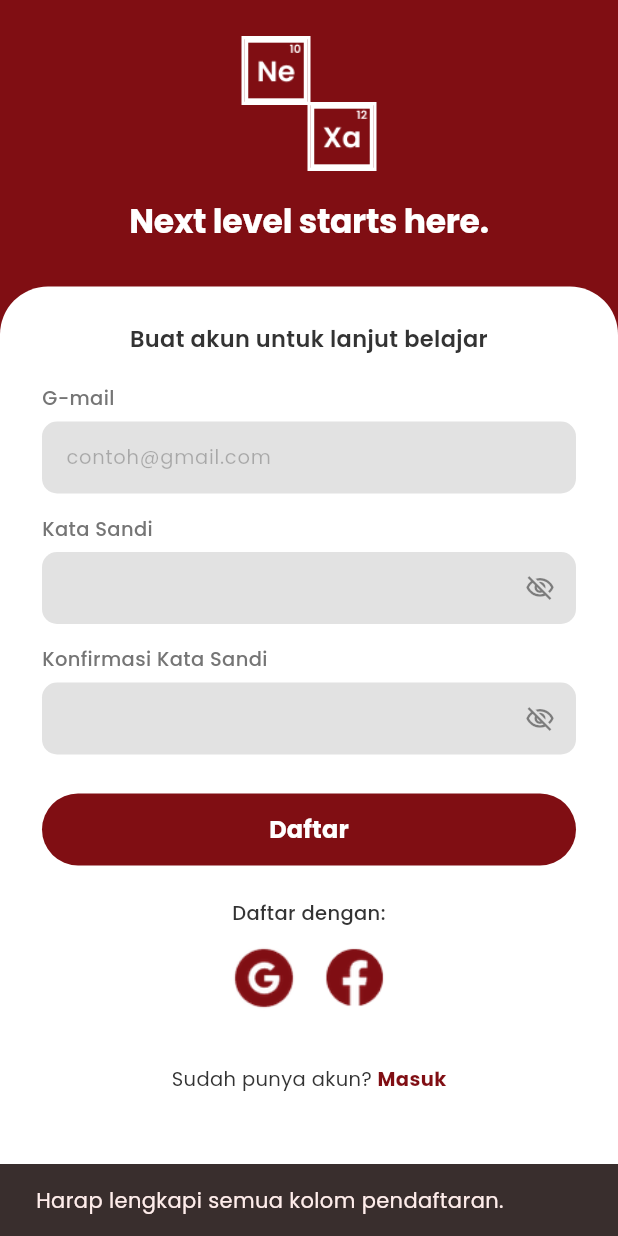
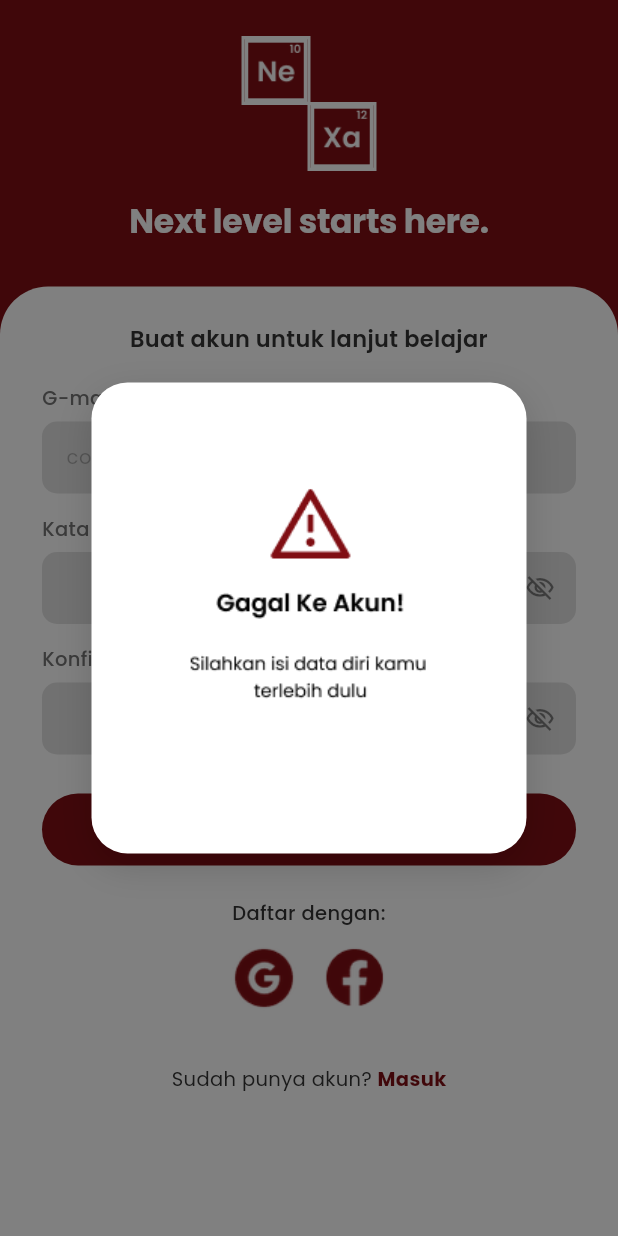
Before and after one commit to Antoniusmnk/marketplace_kelas, a Flutter app: the screen it shows after launch, after a tap on "Daftar", on a phone screen of 412 x 824 dp. Run offline on Flutter 3.47's test engine with Material 3 defaults, Android fonts, the phone set to English and light mode, and no system bars.

Commit message:
Fitur: Pop-up login Google & Facebook dan dialog validasi data diri

```diff
--- a/lib/screens/auth/register_screen.dart
+++ b/lib/screens/auth/register_screen.dart
@@ -1,5 +1,6 @@
 import 'package:flutter/material.dart';
 import 'package:flutter/services.dart';
+import '../../widgets/auth_dialogs.dart';
 import '../../widgets/nexa_logo.dart';
 import 'loading_screen.dart';
 import 'login_screen.dart';
@@ -34,15 +35,18 @@ class _RegisterScreenState extends State<RegisterScreen> {
     final confirmPass = _confirmPasswordController.text;
 
     if (email.isEmpty || pass.isEmpty || confirmPass.isEmpty) {
-      ScaffoldMessenger.of(context).showSnackBar(
-        const SnackBar(content: Text('Harap lengkapi semua kolom pendaftaran.')),
-      );
+      AuthDialogs.showValidationError(context);
       return;
     }
 
     if (pass != confirmPass) {
       ScaffoldMessenger.of(context).showSnackBar(
-        const SnackBar(content: Text('Konfirmasi kata sandi tidak cocok.')),
+        const SnackBar(
+          content: Text(
+            'Konfirmasi kata sandi tidak cocok.',
+            style: TextStyle(fontFamily: 'Poppins'),
+          ),
+        ),
       );
       return;
     }
@@ -51,7 +55,9 @@ class _RegisterScreenState extends State<RegisterScreen> {
     Navigator.pushReplacement(
       context,
       MaterialPageRoute(
-        builder: (_) => const LoadingScreen(),
+        builder: (_) => const LoadingScreen(
+          duration: Duration(milliseconds: 2500),
+        ),
       ),
     );
   }
@@ -101,6 +107,7 @@ class _RegisterScreenState extends State<RegisterScreen> {
                           fontSize: 22,
                           fontWeight: FontWeight.bold,
                           letterSpacing: -0.2,
+                          fontFamily: 'Poppins',
                         ),
                         textAlign: TextAlign.center,
                       ),
@@ -128,6 +135,7 @@ class _RegisterScreenState extends State<RegisterScreen> {
                                   fontSize: 15,
                                   fontWeight: FontWeight.w600,
                                   color: Color(0xFF333333),
+                                  fontFamily: 'Poppins',
                                 ),
                                 textAlign: TextAlign.center,
                               ),
@@ -188,6 +196,7 @@ class _RegisterScreenState extends State<RegisterScreen> {
                                     style: TextStyle(
                                       fontSize: 16,
                                       fontWeight: FontWeight.bold,
+                                      fontFamily: 'Poppins',
                                     ),
                                   ),
                                 ),
@@ -201,6 +210,7 @@ class _RegisterScreenState extends State<RegisterScreen> {
                                   fontSize: 13,
                                   fontWeight: FontWeight.w500,
                                   color: Color(0xFF333333),
+                                  fontFamily: 'Poppins',
                                 ),
                                 textAlign: TextAlign.center,
                               ),
@@ -213,8 +223,9 @@ class _RegisterScreenState extends State<RegisterScreen> {
                                   _buildSocialButton(
                                     imagePath: 'assets/images/icon_social_google.png',
                                     onTap: () {
-                            ScaffoldMessenger.of(context).showSnackBar(
-                              const SnackBar(content: Text('Daftar dengan Google')),
+                                      AuthDialogs.showSocialLogin(
+                                        context: context,
+                                        imageAsset: 'assets/images/popup_login_google.png',
                                       );
                                     },
                                   ),
@@ -222,8 +233,9 @@ class _RegisterScreenState extends State<RegisterScreen> {
                                   _buildSocialButton(
                                     imagePath: 'assets/images/icon_social_fb.png',
                                     onTap: () {
-                            ScaffoldMessenger.of(context).showSnackBar(
-                              const SnackBar(content: Text('Daftar dengan Facebook')),
+                                      AuthDialogs.showSocialLogin(
+                                        context: context,
+                                        imageAsset: 'assets/images/popup_login_facebook.png',
                                       );
                                     },
                                   ),
@@ -240,6 +252,7 @@ class _RegisterScreenState extends State<RegisterScreen> {
                                     style: TextStyle(
                                       fontSize: 13,
                                       color: Color(0xFF333333),
+                                      fontFamily: 'Poppins',
                                     ),
                                   ),
                                   GestureDetector(
@@ -257,6 +270,7 @@ class _RegisterScreenState extends State<RegisterScreen> {
                                         fontSize: 13,
                                         fontWeight: FontWeight.bold,
                                         color: primaryColor,
+                                        fontFamily: 'Poppins',
                                       ),
                                     ),
                                   ),
@@ -296,6 +310,7 @@ class _RegisterScreenState extends State<RegisterScreen> {
             fontSize: 13,
             color: Color(0xFF757575),
             fontWeight: FontWeight.w500,
+            fontFamily: 'Poppins',
           ),
         ),
         const SizedBox(height: 6),
@@ -311,10 +326,15 @@ class _RegisterScreenState extends State<RegisterScreen> {
             style: const TextStyle(
               fontSize: 14,
               color: Colors.black87,
+              fontFamily: 'Poppins',
             ),
             decoration: InputDecoration(
               hintText: hintText,
-              hintStyle: const TextStyle(color: Colors.black26, fontSize: 13),
+              hintStyle: const TextStyle(
+                color: Colors.black26,
+                fontSize: 13,
+                fontFamily: 'Poppins',
+              ),
               border: InputBorder.none,
               contentPadding: const EdgeInsets.symmetric(
                 horizontal: 16,
--- /dev/null
+++ b/lib/widgets/auth_dialogs.dart
@@ -0,0 +1,133 @@
+import 'package:flutter/material.dart';
+import '../screens/auth/loading_screen.dart';
+
+class AuthDialogs {
+  /// Menampilkan popup login Google atau Facebook pada posisi centered
+  /// dengan animasi muncul dari bawah ke atas.
+  static void showSocialLogin({
+    required BuildContext context,
+    required String imageAsset,
+  }) {
+    showGeneralDialog(
+      context: context,
+      barrierDismissible: true,
+      barrierLabel: 'SocialLoginDialog',
+      barrierColor: Colors.black.withValues(alpha: 0.5),
+      transitionDuration: const Duration(milliseconds: 350),
+      transitionBuilder: (context, anim, secondaryAnim, child) {
+        final curvedAnimation = CurvedAnimation(
+          parent: anim,
+          curve: Curves.easeOutCubic,
+        );
+        return SlideTransition(
+          position: Tween<Offset>(
+            begin: const Offset(0.0, 0.4),
+            end: Offset.zero,
+          ).animate(curvedAnimation),
+          child: FadeTransition(
+            opacity: curvedAnimation,
+            child: child,
+          ),
+        );
+      },
+      pageBuilder: (dialogContext, _, __) {
+        return Center(
+          child: Material(
+            color: Colors.transparent,
+            child: Container(
+              width: MediaQuery.of(dialogContext).size.width * 0.88,
+              constraints: const BoxConstraints(maxWidth: 360),
+              decoration: BoxDecoration(
+                borderRadius: BorderRadius.circular(28),
+                boxShadow: [
+                  BoxShadow(
+                    color: Colors.black.withValues(alpha: 0.18),
+                    blurRadius: 24,
+                    offset: const Offset(0, 10),
+                  ),
+                ],
+              ),
+              child: ClipRRect(
+                borderRadius: BorderRadius.circular(28),
+                child: GestureDetector(
+                  onTap: () {
+                    Navigator.pop(dialogContext); // Tutup popup
+                    Navigator.pushReplacement(
+                      context,
+                      MaterialPageRoute(
+                        builder: (_) => const LoadingScreen(
+                          duration: Duration(milliseconds: 2500),
+                        ),
+                      ),
+                    );
+                  },
+                  child: Image.asset(
+                    imageAsset,
+                    fit: BoxFit.contain,
+                  ),
+                ),
+              ),
+            ),
+          ),
+        );
+      },
+    );
+  }
+
+  /// Menampilkan pesan peringatan 'Gagal Ke Akun!' jika data diri belum lengkap
+  static void showValidationError(BuildContext context) {
+    showGeneralDialog(
+      context: context,
+      barrierDismissible: true,
+      barrierLabel: 'ValidationErrorDialog',
+      barrierColor: Colors.black.withValues(alpha: 0.5),
+      transitionDuration: const Duration(milliseconds: 300),
+      transitionBuilder: (context, anim, secondaryAnim, child) {
+        final curvedAnimation = CurvedAnimation(
+          parent: anim,
+          curve: Curves.easeOutCubic,
+        );
+        return SlideTransition(
+          position: Tween<Offset>(
+            begin: const Offset(0.0, 0.3),
+            end: Offset.zero,
+          ).animate(curvedAnimation),
+          child: FadeTransition(
+            opacity: curvedAnimation,
+            child: child,
+          ),
+        );
+      },
+      pageBuilder: (dialogContext, _, __) {
+        return Center(
+          child: Material(
+            color: Colors.transparent,
+            child: GestureDetector(
+              onTap: () => Navigator.pop(dialogContext),
+              child: Container(
+                width: 290,
+                padding: const EdgeInsets.symmetric(horizontal: 24, vertical: 32),
+                decoration: BoxDecoration(
+                  color: Colors.white,
+                  borderRadius: BorderRadius.circular(24),
+                  boxShadow: [
+                    BoxShadow(
+                      color: Colors.black.withValues(alpha: 0.15),
+                      blurRadius: 20,
+                      offset: const Offset(0, 8),
+                    ),
+                  ],
+                ),
+                child: Image.asset(
+                  'assets/images/alert_gagal_ke_akun.png',
+                  width: 220,
+                  fit: BoxFit.contain,
+                ),
+              ),
+            ),
+          ),
+        );
+      },
+    );
+  }
+}
```
Also changed, not shown: lib/screens/auth/login_screen.dart (+11 -10 lines), assets/images/alert_gagal_ke_akun.png (added), assets/images/popup_login_facebook.png (added), assets/images/popup_login_google.png (added). Lines whose indentation alone changed are shown as unchanged.
